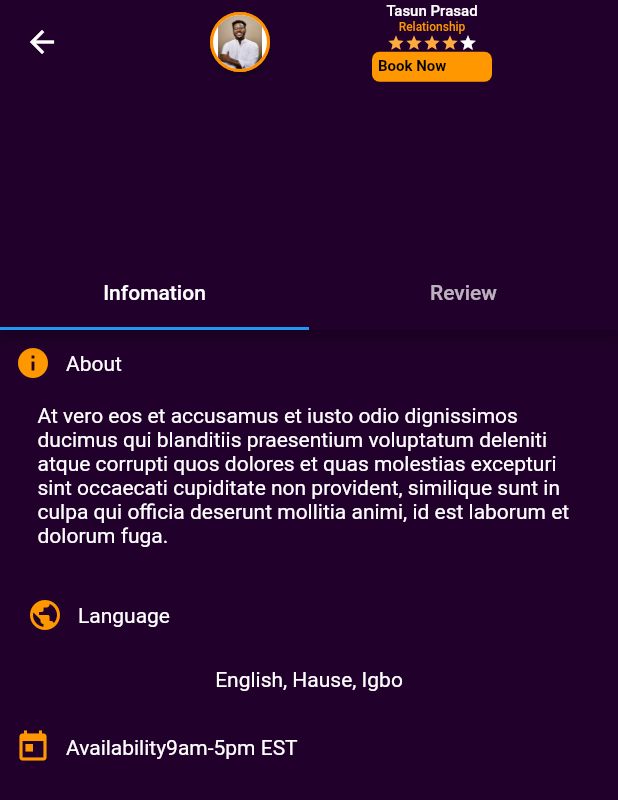
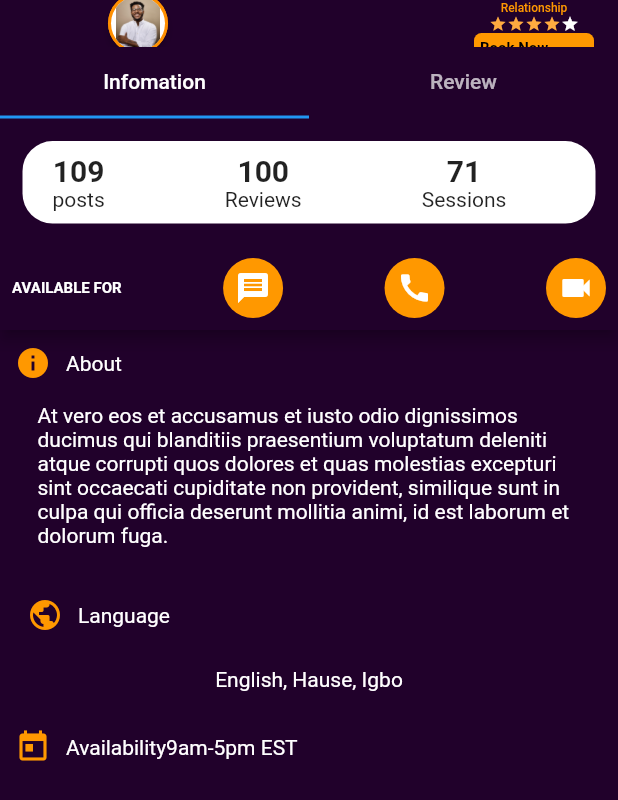
Before and after one commit to edpraise/purpleroom-for-skillseeds, a Flutter app: the CpCounsellorProfileInfo screen opened directly, on a phone screen of 412 x 824 dp. Shown: the top 800 px of the screen. Run offline on Flutter 3.47's test engine with Material 2 defaults, Android fonts, the phone set to English and light mode, and no system bars; drawn by our look-alikes of circular_profile_avatar; our stand-ins replace flutter_vector_icons; missing offline and left inert: awesome_card.

Commit message:
done with all ui designs for now

```diff
--- a/lib/Screens/cp_counsellorPro.dart
+++ b/lib/Screens/cp_counsellorPro.dart
@@ -1,5 +1,6 @@
 import 'package:circular_profile_avatar/circular_profile_avatar.dart';
 import 'package:flutter/material.dart';
+import 'package:purple_room/Screens/video_call.dart';
 import 'package:purple_room/core/pages/info.dart';
 import 'package:purple_room/core/pages/reviews.dart';
 
@@ -18,12 +19,12 @@ class _CpCounsellorProfileInfoState extends State<CpCounsellorProfileInfo> {
         backgroundColor: Color(0xFF21012B),
         body: Scaffold(
           appBar: AppBar(
-            // leading: Offstage(),
+            leading: Offstage(),
             backgroundColor: Color(0xFF21012B),
             title: Column(
               children: [
                 Row(
-                  mainAxisAlignment: MainAxisAlignment.spaceEvenly,
+                  mainAxisAlignment: MainAxisAlignment.spaceBetween,
                   children: [
                     CircularProfileAvatar(
                       '',
@@ -36,9 +37,11 @@ class _CpCounsellorProfileInfoState extends State<CpCounsellorProfileInfo> {
                     Column(
                       children: [
                         Text("Tasun Prasad",
-                            style: TextStyle(color: Colors.white, fontSize: 10)),
+                            style:
+                                TextStyle(color: Colors.white, fontSize: 10)),
                         Text("Relationship",
-                            style: TextStyle(color: Colors.orange, fontSize: 8)),
+                            style:
+                                TextStyle(color: Colors.orange, fontSize: 8)),
                         Row(
                           children: [
                             Icon(
@@ -78,28 +81,25 @@ class _CpCounsellorProfileInfoState extends State<CpCounsellorProfileInfo> {
                             child: Padding(
                               padding: const EdgeInsets.all(4.0),
                               child: Text(
-
                                 "Book Now",
                                 style: TextStyle(
                                   color: Colors.black,
                                   fontSize: 10,
                                   fontWeight: FontWeight.bold,
-
                                 ),
                               ),
                             ))
                       ],
                     ),
-
                   ],
                 ),
               ],
             ),
             bottom: PreferredSize(
-
-              // preferredSize: Size.fromHeight(250),
               preferredSize: Size(double.infinity, 164),
-              child: TabBar(tabs: [
+              child: Column(
+                children: [
+                  TabBar(tabs: [
                     Tab(
                       text: 'Infomation',
                     ),
@@ -107,6 +107,102 @@ class _CpCounsellorProfileInfoState extends State<CpCounsellorProfileInfo> {
                       text: 'Review',
                     ),
                   ]),
+                  Padding(
+                    padding: const EdgeInsets.all(15.0),
+                    child: Container(
+                      decoration: BoxDecoration(
+                        color: Colors.white,
+                        borderRadius: BorderRadius.circular(20),
+                      ),
+                      height: MediaQuery.of(context).size.height / 15,
+                      width: MediaQuery.of(context).size.width,
+                      child: Row(
+                        children: [
+                          SizedBox(
+                            width: 20,
+                          ),
+                          Column(
+                            mainAxisAlignment: MainAxisAlignment.center,
+                            children: [
+                              Text(
+                                "109",
+                                style: TextStyle(
+                                    fontWeight: FontWeight.bold, fontSize: 20),
+                              ),
+                              Text("posts")
+                            ],
+                          ),
+                          SizedBox(width: 80),
+                          Column(
+                            mainAxisAlignment: MainAxisAlignment.center,
+                            children: [
+                              Text("100",
+                                  style: TextStyle(
+                                      fontWeight: FontWeight.bold,
+                                      fontSize: 20)),
+                              Text(
+                                "Reviews",
+                              ),
+                            ],
+                          ),
+                          SizedBox(width: 80),
+                          Column(
+                            mainAxisAlignment: MainAxisAlignment.center,
+                            children: [
+                              Text("71",
+                                  style: TextStyle(
+                                      fontWeight: FontWeight.bold,
+                                      fontSize: 20)),
+                              Text("Sessions"),
+                            ],
+                          )
+                        ],
+                      ),
+                    ),
+                  ),
+                  Padding(
+                    padding: const EdgeInsets.all(8.0),
+                    child: Row(
+                      mainAxisAlignment: MainAxisAlignment.spaceBetween,
+                      children: [
+                        Text("AVAILABLE FOR",
+                            style: TextStyle(
+                                fontWeight: FontWeight.bold,
+                                fontSize: 10,
+                                color: Colors.white)),
+                        Container(
+                            height: 40,
+                            width: 40,
+                            decoration: BoxDecoration(
+                                color: Colors.orange,
+                                borderRadius: BorderRadius.circular(20)),
+                            child: Icon(Icons.message, color: Colors.white)),
+                        Container(
+                            height: 40,
+                            width: 40,
+                            decoration: BoxDecoration(
+                                color: Colors.orange,
+                                borderRadius: BorderRadius.circular(20)),
+                            child: GestureDetector(
+                              onTap:(){
+                                Navigator.of(context).push(MaterialPageRoute(
+                                  builder: (context) => VideoCall()));
+                              },
+                              child: Icon(Icons.call, color: Colors.white))),
+                        Container(
+                            height: 40,
+                            width: 40,
+                            decoration: BoxDecoration(
+                                color: Colors.orange,
+                                borderRadius: BorderRadius.circular(20)),
+                            child: Icon(Icons.videocam, color: Colors.white))
+                        // Icon(Icons.call, color: Colors.white),
+                        // Icon(Icons.videocam, color: Colors.white),
+                      ],
+                    ),
+                  )
+                ],
+              ),
             ),
           ),
           body: TabBarView(
@@ -115,7 +211,6 @@ class _CpCounsellorProfileInfoState extends State<CpCounsellorProfileInfo> {
               ReviewScreen(),
               // Store(),
             ],
-
           ),
         ),
       ),
```
Also changed, not shown: lib/Screens/video_call.dart (added, +70 -0 lines). Lines whose indentation alone changed are shown as unchanged.
